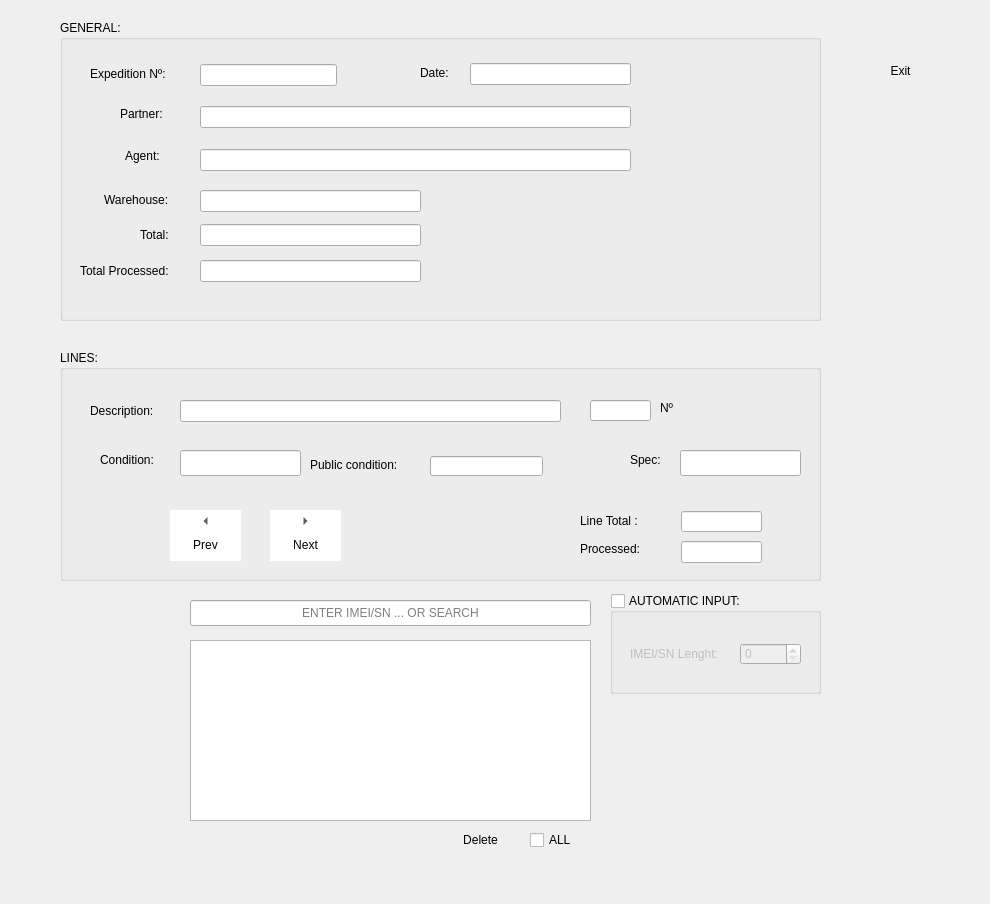
Old version of the form uis/expedition_form.ui in the repository andrei219/euromedia.
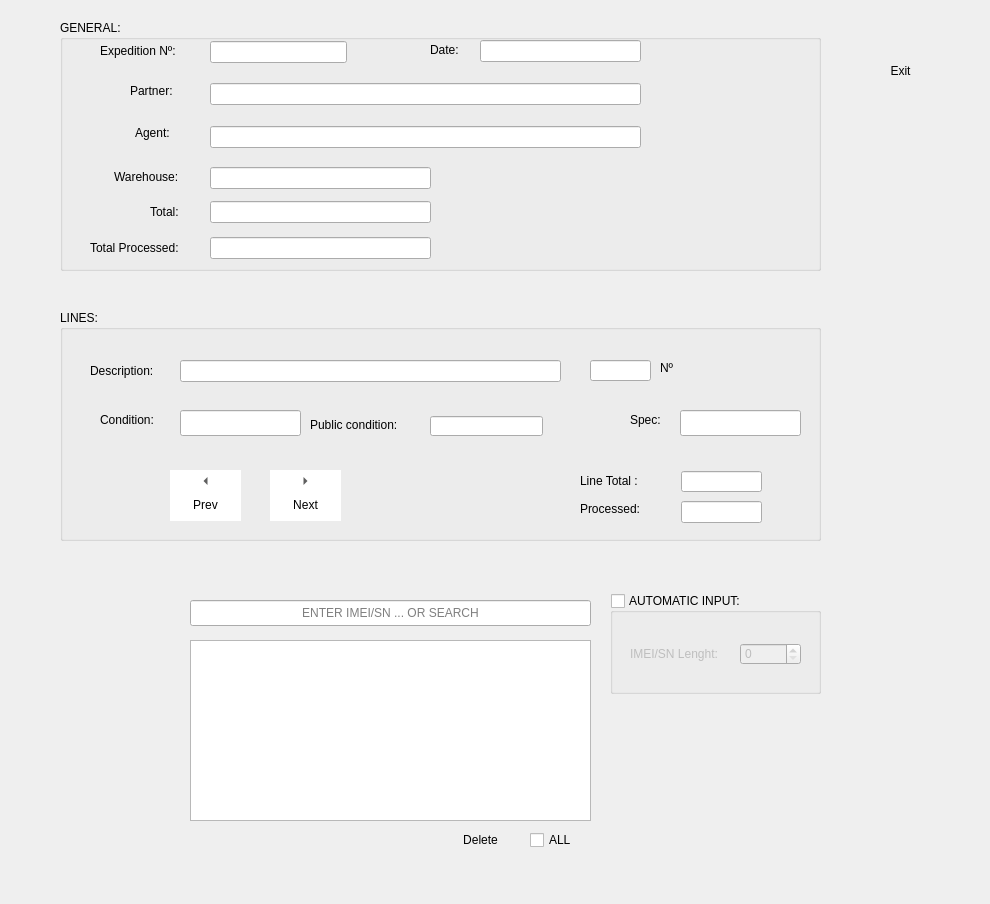
New version of the form. Icons and pictures are not drawn.

```diff
--- a/uis/expedition_form.ui
+++ b/uis/expedition_form.ui
@@ -176,7 +176,7 @@
      <x>60</x>
      <y>20</y>
      <width>761</width>
-     <height>301</height>
+     <height>251</height>
     </rect>
    </property>
    <property name="title">
@@ -185,8 +185,8 @@
    <widget class="QLabel" name="label_3">
     <property name="geometry">
      <rect>
-      <x>20</x>
-      <y>240</y>
+      <x>30</x>
+      <y>217</y>
       <width>111</width>
       <height>21</height>
      </rect>
@@ -201,8 +201,8 @@
     </property>
     <property name="geometry">
      <rect>
-      <x>140</x>
-      <y>86</y>
+      <x>150</x>
+      <y>63</y>
       <width>431</width>
       <height>22</height>
      </rect>
@@ -214,8 +214,8 @@
    <widget class="QLabel" name="label">
     <property name="geometry">
      <rect>
-      <x>80</x>
-      <y>204</y>
+      <x>90</x>
+      <y>181</y>
       <width>41</width>
       <height>21</height>
      </rect>
@@ -227,8 +227,8 @@
    <widget class="QLabel" name="Label4">
     <property name="geometry">
      <rect>
-      <x>65</x>
-      <y>128</y>
+      <x>75</x>
+      <y>105</y>
       <width>38</width>
       <height>16</height>
      </rect>
@@ -243,8 +243,8 @@
    <widget class="QLabel" name="Label5">
     <property name="geometry">
      <rect>
-      <x>44</x>
-      <y>170</y>
+      <x>54</x>
+      <y>147</y>
       <width>81</width>
       <height>20</height>
      </rect>
@@ -262,8 +262,8 @@
     </property>
     <property name="geometry">
      <rect>
-      <x>140</x>
-      <y>129</y>
+      <x>150</x>
+      <y>106</y>
       <width>431</width>
       <height>22</height>
      </rect>
@@ -275,8 +275,8 @@
    <widget class="QLineEdit" name="expedition_total">
     <property name="geometry">
      <rect>
-      <x>140</x>
-      <y>204</y>
+      <x>150</x>
+      <y>181</y>
       <width>221</width>
       <height>22</height>
      </rect>
@@ -288,8 +288,8 @@
    <widget class="QLabel" name="Label3">
     <property name="geometry">
      <rect>
-      <x>60</x>
-      <y>86</y>
+      <x>70</x>
+      <y>63</y>
       <width>47</width>
       <height>16</height>
      </rect>
@@ -307,8 +307,8 @@
     </property>
     <property name="geometry">
      <rect>
-      <x>140</x>
-      <y>44</y>
+      <x>150</x>
+      <y>21</y>
       <width>137</width>
       <height>22</height>
      </rect>
@@ -323,8 +323,8 @@
     </property>
     <property name="geometry">
      <rect>
-      <x>140</x>
-      <y>170</y>
+      <x>150</x>
+      <y>147</y>
       <width>221</width>
       <height>22</height>
      </rect>
@@ -336,8 +336,8 @@
    <widget class="QLineEdit" name="expedition_total_processed">
     <property name="geometry">
      <rect>
-      <x>140</x>
-      <y>240</y>
+      <x>150</x>
+      <y>217</y>
       <width>221</width>
       <height>22</height>
      </rect>
@@ -349,8 +349,8 @@
    <widget class="QLabel" name="Label2">
     <property name="geometry">
      <rect>
-      <x>360</x>
-      <y>43</y>
+      <x>370</x>
+      <y>20</y>
       <width>41</width>
       <height>20</height>
      </rect>
@@ -365,8 +365,8 @@
    <widget class="QLabel" name="Label1">
     <property name="geometry">
      <rect>
-      <x>30</x>
-      <y>44</y>
+      <x>40</x>
+      <y>21</y>
       <width>90</width>
       <height>20</height>
      </rect>
@@ -384,8 +384,8 @@
     </property>
     <property name="geometry">
      <rect>
-      <x>410</x>
-      <y>43</y>
+      <x>420</x>
+      <y>20</y>
       <width>161</width>
       <height>22</height>
      </rect>
@@ -405,7 +405,7 @@
    <property name="geometry">
     <rect>
      <x>60</x>
-     <y>350</y>
+     <y>310</y>
      <width>761</width>
      <height>231</height>
     </rect>
@@ -650,7 +650,7 @@
      <rect>
       <x>250</x>
       <y>107</y>
-      <width>121</width>
+      <width>101</width>
       <height>16</height>
      </rect>
     </property>
```
Left out of the diff: 3 changed lines with no effect on the pictures.
